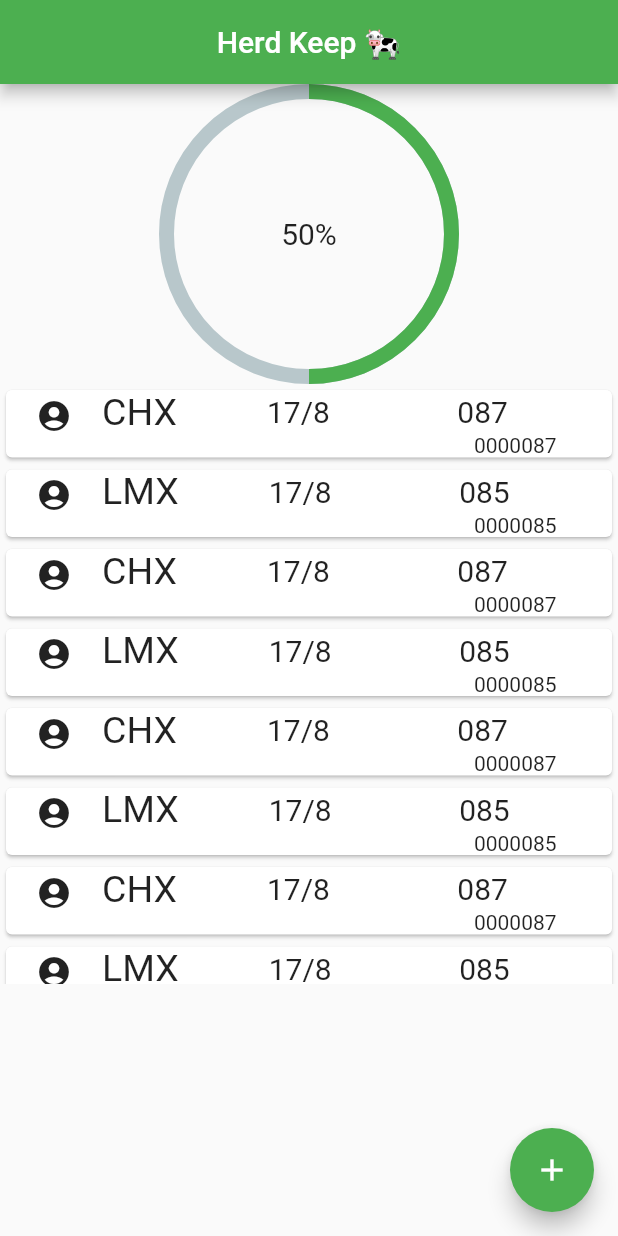
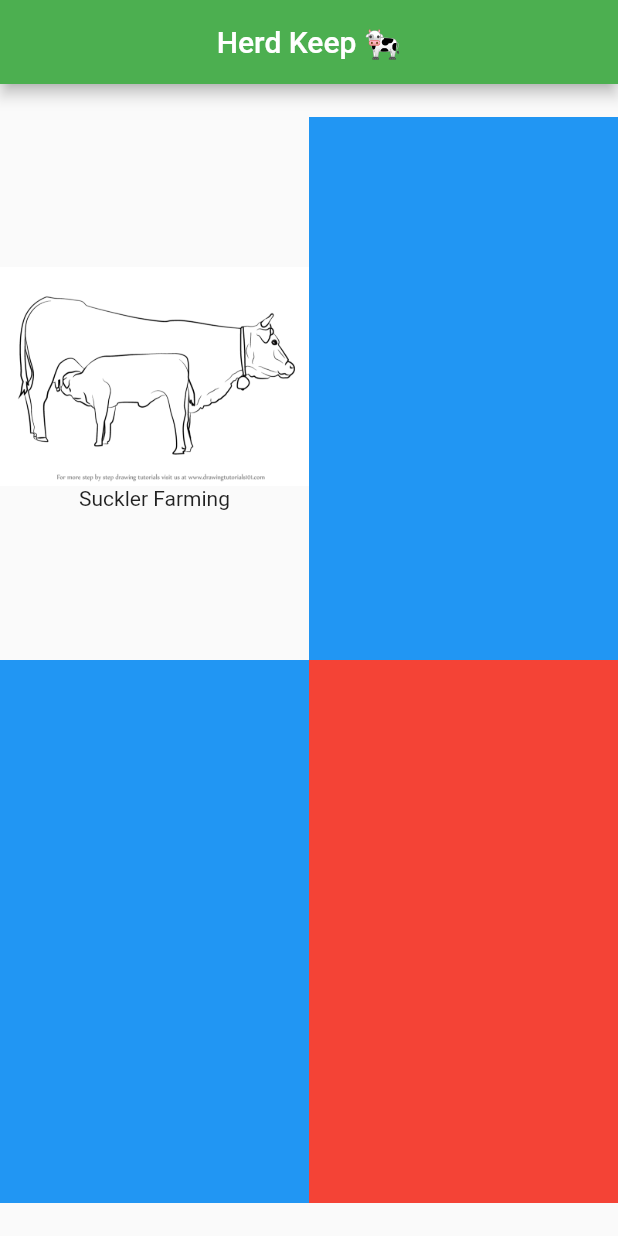
Before and after one commit to AidanDoherty/HerdKeep, a Flutter app: the screen it shows after launch, on a phone screen of 412 x 824 dp. Run offline on Flutter 3.47's test engine with Material 2 defaults, Android fonts, the phone set to English and light mode, and no system bars; drawn by our look-alikes of percent_indicator; our stand-ins replace cloud_firestore; missing offline and left inert: age, dart:ffi, qrscan; accounts and stored records are empty.

```diff
--- a/lib/custom_tile.dart
+++ /dev/null
@@ -1,54 +0,0 @@
-import 'package:flutter/material.dart';
-
-class CustTile extends StatelessWidget {
-  final String breed;
-  final DateTime date;
-  final String smalltag;
-  final String bigTag;
-
-  CustTile(this.breed, this.date, this.smalltag, this.bigTag);
-  @override
-  Widget build(BuildContext context) {
-    return new Card(
-      child: Column(children: [
-        Row(children: [
-          Padding(
-            padding: const EdgeInsets.fromLTRB(20, 5, 10, 0),
-            child: Icon(Icons.account_circle),
-          ),
-          Padding(
-            padding: const EdgeInsets.fromLTRB(10,0,0,0),
-            child: new Text(
-              this.breed,
-              style: new TextStyle(fontSize: 25),
-            ),
-          ),
-          Padding(
-            padding: const EdgeInsets.fromLTRB(60, 0, 5, 0),
-            child: new Text(getDateString(this.date),
-                style: new TextStyle(fontSize: 20)),
-          ),
-          Padding(
-            padding: const EdgeInsets.fromLTRB(80, 0, 5, 0),
-            child: new  Text(returnlastthree(this.bigTag), style: new TextStyle(fontSize: 20)),
-          )
-        ]),
-        Padding(
-          padding: const EdgeInsets.fromLTRB(280, 0, 5, 0),
-          child: new Text(this.smalltag),
-        ),
-      ]),
-    );
-  }
-}
-
-String getDateString(DateTime date) {
-  return date.day.toString() + '/' + date.month.toString();
-}
-
-String returnlastthree(String inputString)
-{
-  List<String> elements = inputString.split("");
-  int max = elements.length;
-  return elements[max-3].toString()  + elements[max-2].toString() + elements[max-1].toString();
-}
--- a/lib/main.dart
+++ b/lib/main.dart
@@ -1,24 +1,28 @@
 import 'package:flutter/material.dart';
-import 'package:herdwatch/animals.dart';
-import 'package:percent_indicator/percent_indicator.dart';
-import 'package:qrscan/qrscan.dart' as scanner;
-import 'custom_tile.dart';
-import 'listofcows.dart';
+import 'package:herdwatch/views/calfs.dart';
+import 'package:herdwatch/views/covered_cows.dart';
+import 'package:herdwatch/views/fields.dart';
+import 'package:herdwatch/views/main_menu.dart';
+import 'package:herdwatch/views/suckler_menu.dart';
 
 void main() => runApp(MyApp());
 
 class MyApp extends StatelessWidget {
-
-
   // This widget is the root of your application.
   @override
   Widget build(BuildContext context) {
     return MaterialApp(
-      title: 'Flutter Demo',
+      title: 'Herd Keep',
       theme: ThemeData(
         primarySwatch: Colors.green,
       ),
-      home: MyHomePage(title: 'Herd Keep 🐄' ),
+      home: MyHomePage(title: 'Herd Keep 🐄'),
+           routes: {
+
+        '/sucklercows': (context) => CoveredMenu(),
+        '/calf': (context) => Calf(),
+        '/fields': (context) => Fields()
+      },
     );
   }
 }
@@ -33,14 +37,7 @@ class MyHomePage extends StatefulWidget {
 }
 
 class _MyHomePageState extends State<MyHomePage> {
-  String _counter = "";
 
-  Future<void> _incrementCounter() async {
-    String cameraScanResult = await scanner.scan();
-    setState(() {
-      _counter = cameraScanResult;
-    });
-  }
 
   @override
   Widget build(BuildContext context) {
@@ -49,76 +46,6 @@ class _MyHomePageState extends State<MyHomePage> {
         centerTitle: true,
         title: Text(widget.title),
       ),
-      body:   SingleChildScrollView( child:  Center(
-        child: Column(
-          mainAxisAlignment: MainAxisAlignment.center,
-          children: <Widget>[
-            new CircularPercentIndicator(
-                  radius: 200.0,
-                  lineWidth: 10.0,
-                  percent: .5,
-                  center: new Text("50%",style: TextStyle(fontSize: 20),),
-                  progressColor: Colors.green,
-                ),
-            HerdList()],
-        ),
-      )),
-      floatingActionButton: FloatingActionButton(
-        onPressed: _incrementCounter,
-        tooltip: 'Increment',
-        child: Icon(Icons.add),
-      ), // This trailing comma makes auto-formatting nicer for build methods.
-    );
-  }
-
-  _navigateAndDisplaySelection(BuildContext context) async {
-    // Navigator.push returns a Future that completes after calling
-    // Navigator.pop on the Selection Screen.
-    final result = await Navigator.push(
-      context,
-      // Create the SelectionScreen in the next step.
-      MaterialPageRoute(builder: (context) => SelectionScreen()),
-    );
+      body:Align(alignment: Alignment.center, child: MainMenu()));
   }
 }
-
-class HerdList extends StatelessWidget {
-  List<String> litems = ["1", "2", "Third", "4"];
-  List<Cow> cows = [
-    Cow("0000087", DateTime(2017,9,7) , DateTime.now(), "CHX"),
-    Cow("0000085", DateTime(2017,20,10) , DateTime.now(), "LMX"),
-    Cow("0000087", DateTime(2017,9,7) , DateTime.now(), "CHX"),
-    Cow("0000085", DateTime(2017,20,10) , DateTime.now(), "LMX"),
-    Cow("0000087", DateTime(2017,9,7) , DateTime.now(), "CHX"),
-    Cow("0000085", DateTime(2017,20,10) , DateTime.now(), "LMX"),
-     Cow("0000087", DateTime(2017,9,7) , DateTime.now(), "CHX"),
-    Cow("0000085", DateTime(2017,20,10) , DateTime.now(), "LMX"),
-    Cow("0000087", DateTime(2017,9,7) , DateTime.now(), "CHX"),
-    Cow("0000085", DateTime(2017,20,10) , DateTime.now(), "LMX"),
-    Cow("0000087", DateTime(2017,9,7) , DateTime.now(), "CHX"),
-    Cow("0000085", DateTime(2017,20,10) , DateTime.now(), "LMX")
-
-
-  ];
-
-
-  @override
-  Widget build(BuildContext context) {
-    return new Container(
-        height: 400, // Change as per your requirement
-        width:  MediaQuery.of(context).size.width,
-        child: ListView.builder(
-            itemCount: cows.length,
-            itemBuilder: (BuildContext context, int index) {
-              return
-
-              CustTile(cows[index].breed ,cows[index].covered,cows[index].tag,cows[index].tag );
-            }
-        )
-    );
-  }
-}
-
-printIssue() {
-  print("there has been an issue,");
-}
--- /dev/null
+++ b/lib/views/main_menu.dart
@@ -0,0 +1,49 @@
+import 'package:flutter/material.dart';
+
+import 'package:herdwatch/views/suckler_menu.dart';
+
+class MainMenu extends StatelessWidget {
+  MainMenu();
+
+  @override
+  Widget build(BuildContext context) {
+    double cheight = (MediaQuery.of(context).size.height / 2) - 50;
+    double cwidth = MediaQuery.of(context).size.width / 2;
+    return Container(
+        child: Column(
+            mainAxisAlignment: MainAxisAlignment.center,
+            children: <Widget>[
+          Row(mainAxisAlignment: MainAxisAlignment.center, children: <Widget>[
+            InkWell(
+              onTap: () {
+                Navigator.push(
+                  context,
+                  MaterialPageRoute(builder: (context) => SucklerMenu()),
+                );
+              },
+              child: Container(
+                child: Center(
+                    child: Column(
+                  mainAxisAlignment: MainAxisAlignment.center,
+                  children: <Widget>[
+                    Image.asset('assets/sucklerfarming.png'),
+                    Text("Suckler Farming"),
+                  ],
+                )),
+                height: cheight,
+                width: cwidth,
+              ),
+            ),
+            Container(color: Colors.blue, height: cheight, width: cwidth)
+          ]),
+          Row(mainAxisAlignment: MainAxisAlignment.center, children: <Widget>[
+            Container(color: Colors.blue, height: cheight, width: cwidth),
+            Container(
+              color: Colors.red,
+              height: cheight,
+              width: cwidth,
+            )
+          ])
+        ]));
+  }
+}
```
Also changed, not shown: lib/booklist.dart (deleted, +0 -27 lines), lib/components/custom_tile.dart (added, +115 -0 lines), lib/components/menu_tile.dart (added, +31 -0 lines), lib/listofcows.dart (deleted, +0 -26 lines), lib/views/calfs.dart (added, +16 -0 lines), lib/views/covered_cows.dart (added, +94 -0 lines), lib/views/fields.dart (added, +16 -0 lines), lib/views/new_animal.dart (added, +139 -0 lines), lib/views/suckler_menu.dart (added, +34 -0 lines), pubspec.yaml (+9 -4 lines), assets/calf.jpg (added), assets/cow.jpg (added), assets/fields.jpg (added), assets/sucklerfarming.png (added), 3 more files, 5 other files.
